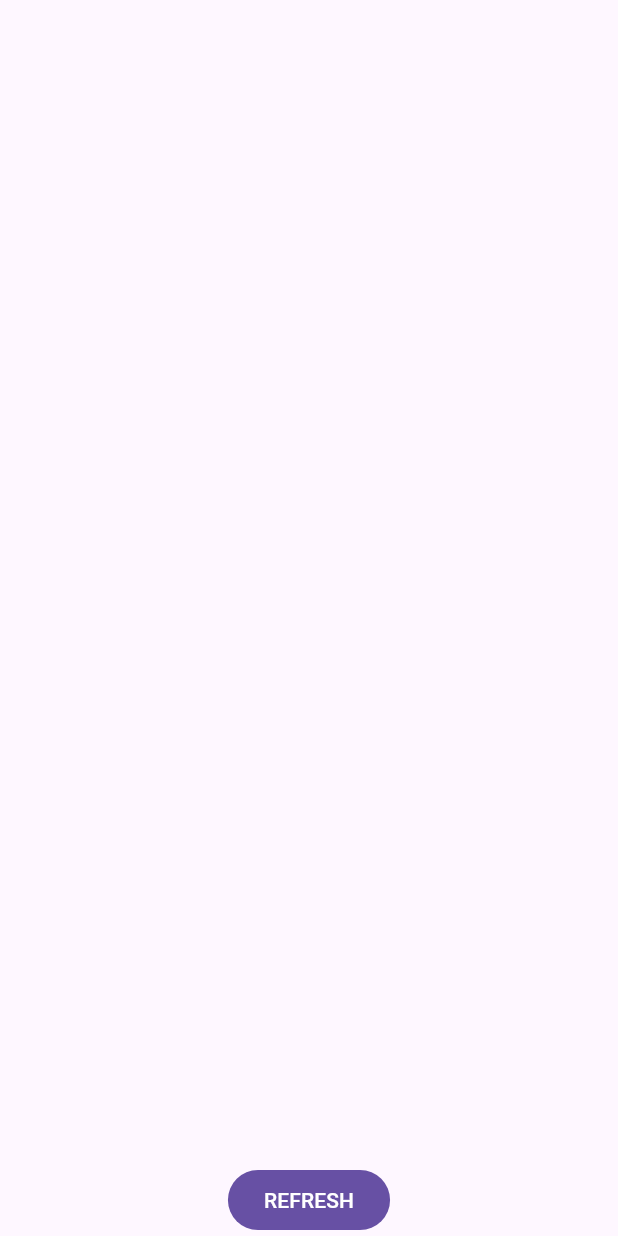
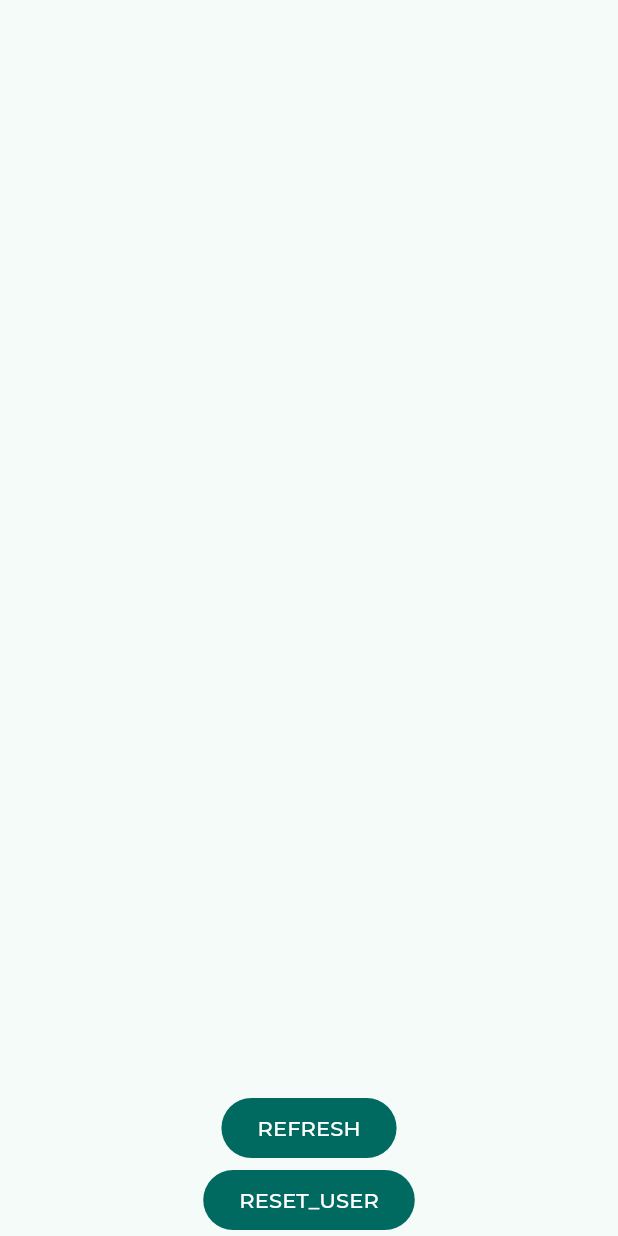
Before and after one commit to MarcosRosado/FlutterProjetoTeste, a Flutter app: the HomePage screen opened directly, after a tap on "REFRESH", on a phone screen of 412 x 824 dp. Run offline on Flutter 3.47's test engine with Material 3 defaults, Android fonts, the phone set to English and light mode, and no system bars; our stand-ins replace google_fonts.

Commit message:
updated structure

```diff
--- a/lib/commands/login_command.dart
+++ b/lib/commands/login_command.dart
@@ -9,7 +9,7 @@ class LoginCommand extends BaseCommand {
 
     // Run a 2nd command if service call was successful
     if (loginSuccess) {
-      await RefreshPostsCommand().run(user);
+      await RefreshPostsCommand().exec(user);
     }
     // Update appModel with current user. Any views bound to this will rebuild
     appModel.currentUser = (loginSuccess? user : null)!;
--- a/lib/commands/refresh_posts_command.dart
+++ b/lib/commands/refresh_posts_command.dart
@@ -2,7 +2,7 @@ import 'base_command.dart';
 
 class RefreshPostsCommand extends BaseCommand {
 
-  Future<List<String>> run(String user) async {
+  Future<List<String>> exec(String user) async {
     // Make service call and inject results into the model
     List<String> posts = await userService.getPosts(user);
     userModel.userPosts = posts;
--- a/lib/services/user_service.dart
+++ b/lib/services/user_service.dart
@@ -3,13 +3,13 @@ import 'dart:math';
 class UserService {
   Future<bool> login(String user, String pass) async {
     // Fake a network service call, and return true
-    await Future.delayed(Duration(seconds: 1));
+    await Future.delayed(const Duration(milliseconds: 500));
     return true;
   }
 
   Future<List<String>> getPosts(String user) async {
     // Fake a service call, and return some posts
-    await Future.delayed(Duration(seconds: 1));
-    return List.generate(50, (index) => "Item ${Random().nextInt(999)}}");
+    await Future.delayed(Duration(milliseconds: 500));
+    return List.generate(50, (index) => "$user Item ${Random().nextInt(999)}}");
   }
 }
--- a/lib/views/home_page.dart
+++ b/lib/views/home_page.dart
@@ -22,25 +22,33 @@ class _HomePageState extends State<HomePage> {
       return;
     }
     else{
-      await RefreshPostsCommand().run(context.read<AppModel>().currentUser!);
+      await RefreshPostsCommand().exec(context.read<AppModel>().currentUser!);
     }
     // Re-enable refresh btn when command is done
+    setState(() => _isLoading = false);
+  }
+
+  void _handleResetUserPressed() async {
+    setState(() => _isLoading = true);
+    context.read<AppModel>().currentUser = null;
     setState(() => _isLoading = false);
   }
 
   @override
   Widget build(BuildContext context) {
     // Bind to UserModel.userPosts
-    var users = context.select<UserModel, List<String>>((value) => value.userPosts);
+    var userPosts = context.select<UserModel, List<String>>((value) => value.userPosts);
     // Disable btn by removing listener when we're loading.
     void Function()? btnHandler = _isLoading ? null : _handleRefreshPressed;
+    void Function()? btnHandlerResetUser = _isLoading ? null : _handleResetUserPressed;
     // Render list of widgets
-    var listWidgets = users.map((post) => Text(post)).toList();
+    var listWidgets = userPosts.map((post) => Text(post)).toList();
     return Scaffold(
       body: Column(
         children: [
           Flexible(child: ListView(children: listWidgets)),
           FilledButton(onPressed: btnHandler, child: Text("REFRESH")),
+          FilledButton(onPressed: btnHandlerResetUser, child: Text("RESET_USER")),
         ],
       ),
     );
--- a/lib/views/login_page.dart
+++ b/lib/views/login_page.dart
@@ -13,7 +13,7 @@ class _LoginPageState extends State<LoginPage> {
 
   void _handleLoginPressed() async {
     setState(() => _isLoading = true);
-    bool success = await LoginCommand().run("someuser", "somepass");
+    bool success = await LoginCommand().run("anotheruser", "somepass");
     if (!success)  setState(() => _isLoading = false);
   }
 
```
Also changed, not shown: lib/main.dart (+21 -1 lines).
